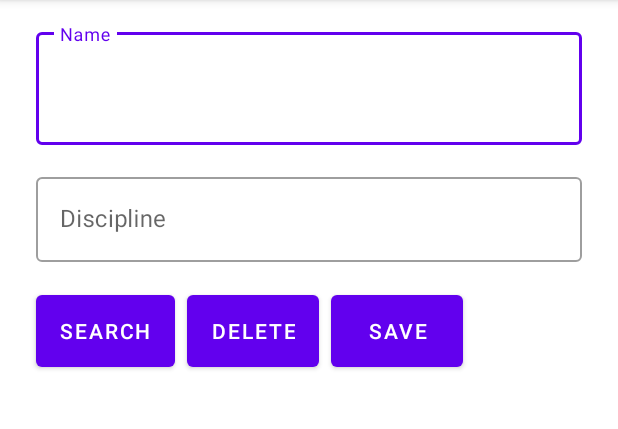
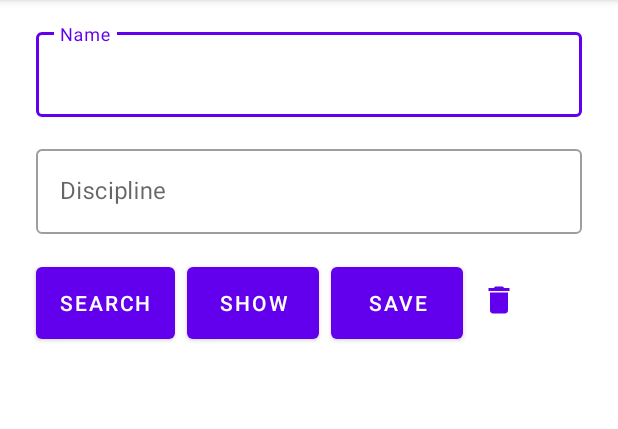
Before and after one commit to polina1441/SQLStudents, an Android app: the screen it shows after launch (MainActivity), after a tap on "SAVE", on a phone screen of 412 x 824 dp, the part 84-513 px from its top. Run offline under Robolectric (Android 15) with nearby library versions, the phone set to English and light mode, and no system bars.

Commit message:
finish delete db

```diff
--- a/app/src/main/java/com/example/sqlstudents/MainActivity.kt
+++ b/app/src/main/java/com/example/sqlstudents/MainActivity.kt
@@ -3,6 +3,7 @@ package com.example.sqlstudents
 import androidx.appcompat.app.AppCompatActivity
 import android.os.Bundle
 import android.util.Log
+import com.example.sqlstudents.database.DBClass
 import com.example.sqlstudents.database.DBManager
 import com.google.android.material.button.MaterialButton
 import com.google.android.material.textfield.TextInputEditText
@@ -12,6 +13,7 @@ lateinit var name_edit : TextInputEditText
 lateinit var discipline_edit : TextInputEditText
 
 lateinit var show_info : MaterialTextView
+
 
 class MainActivity : AppCompatActivity() {
 
@@ -26,30 +28,37 @@ class MainActivity : AppCompatActivity() {
         show_info = findViewById(R.id.show_detail)
 
         val but_search : MaterialButton = findViewById(R.id.search_but)
-        val but_delete : MaterialButton = findViewById(R.id.delete_but)
+        val but_show : MaterialButton = findViewById(R.id.show_but)
         val but_add : MaterialButton = findViewById(R.id.add_but)
+        val but_delete_db : MaterialButton = findViewById(R.id.delete_db)
 
         but_add.setOnClickListener {
-
-            //Log.i(TAG, "Save your text")
-            show_info.text = name_edit.text.toString()
             dbManager.openDB()
             dbManager.insertDB(name_edit.text.toString(),
                     discipline_edit.text.toString())
+        }
 
+        but_show.setOnClickListener {
+            if (show_info.text != ""){
+                show_info.text = ""
+            }
             val dataList = dbManager.readDB()
             for (item in dataList){
-                name_edit.append(item)
-                name_edit.append("\n")
+                show_info.append(item)
+                show_info.append("\n")
             }
         }
+        but_delete_db.setOnClickListener {
+            dbManager.deleteDB()
+        }
+        but_search.setOnClickListener {
+            recording  = name_edit.text.toString()
 
-        but_search.setOnClickListener {
-            Log.i(TAG, "Click on search")
         }
     }
     companion object{
         val TAG = "TAG: "
+        var recording =""
     }
 
     override fun onDestroy() {
--- a/app/src/main/java/com/example/sqlstudents/database/DBClass.kt
+++ b/app/src/main/java/com/example/sqlstudents/database/DBClass.kt
@@ -1,11 +1,15 @@
 package com.example.sqlstudents.database
 
 import android.provider.BaseColumns
+import com.example.sqlstudents.MainActivity
+import com.example.sqlstudents.MainActivity.Companion.recording
+
 
 object DBClass : BaseColumns {
     const val TABLE_NAME = "students"
     const val NAME_TITLE = "title"
     const val NAME_CONTENT = "content"
+
 
     const val DB_VERSION = 1
     const val DB_NAME = "StudentsDB.db"
@@ -16,5 +20,6 @@ object DBClass : BaseColumns {
             "$NAME_CONTENT TEXT);"
 
     const val DELETE_TABLE = "DROP TABLE IF EXISTS $TABLE_NAME"
+    //const val SELECT = "SELECT * FROM $TABLE_NAME WHERE $NAME_TITLE='$recording'"
 }
 //IF NOT EXISTS
--- a/app/src/main/java/com/example/sqlstudents/database/DBHelper.kt
+++ b/app/src/main/java/com/example/sqlstudents/database/DBHelper.kt
@@ -19,4 +19,5 @@ class DBHelper (context: Context) : SQLiteOpenHelper (context,
     override fun onDowngrade(db: SQLiteDatabase?, oldVersion: Int, newVersion: Int) {
         onUpgrade(db, oldVersion, newVersion)
     }
+
 }
--- a/app/src/main/java/com/example/sqlstudents/database/DBManager.kt
+++ b/app/src/main/java/com/example/sqlstudents/database/DBManager.kt
@@ -13,6 +13,7 @@ class DBManager (context: Context){
         db = helper.writableDatabase
     }
     fun insertDB(title: String, content: String){
+
         val values = ContentValues().apply {
             put(DBClass.NAME_TITLE, title)
             put(DBClass.NAME_CONTENT, content)
@@ -44,4 +45,7 @@ class DBManager (context: Context){
     fun closeDB(){
         helper.close()
     }
+    fun deleteDB(){
+        helper.onUpgrade(db, 0, 0)
+    }
 }
--- /dev/null
+++ b/app/src/main/res/drawable/delete_24.xml
@@ -0,0 +1,10 @@
+<vector xmlns:android="http://schemas.android.com/apk/res/android"
+    android:width="24dp"
+    android:height="24dp"
+    android:viewportWidth="24"
+    android:viewportHeight="24"
+    android:tint="?attr/colorControlNormal">
+  <path
+      android:fillColor="@android:color/white"
+      android:pathData="M6,19c0,1.1 0.9,2 2,2h8c1.1,0 2,-0.9 2,-2V7H6v12zM19,4h-3.5l-1,-1h-5l-1,1H5v2h14V4z"/>
+</vector>
--- a/app/src/main/res/layout/activity_main.xml
+++ b/app/src/main/res/layout/activity_main.xml
@@ -58,9 +58,9 @@
         app:layout_constraintTop_toBottomOf="@+id/discipline_container" />
 
     <com.google.android.material.button.MaterialButton
-        android:id="@+id/delete_but"
+        android:id="@+id/show_but"
         android:layout_width="0dp"
-        android:text="Delete"
+        android:text="Show"
         android:layout_height="60dp"
         android:layout_marginTop="16dp"
         android:layout_marginStart="8dp"
@@ -76,19 +76,32 @@
         android:layout_marginTop="16dp"
         android:layout_marginStart="8dp"
         android:layout_marginEnd="8dp"
-        app:layout_constraintStart_toEndOf="@id/delete_but"
+        app:layout_constraintStart_toEndOf="@id/show_but"
+        app:layout_constraintTop_toBottomOf="@+id/discipline_container" />
+
+    <com.google.android.material.button.MaterialButton
+        style="@style/Widget.App.Button.OutlinedButton.IconOnly"
+        android:id="@+id/delete_db"
+        android:layout_width="wrap_content"
+        android:layout_height="wrap_content"
+        android:layout_marginTop="24dp"
+        android:layout_marginBottom="28dp"
+        android:background="@color/purple_200"
+        app:icon="@drawable/delete_24"
+        app:layout_constraintBottom_toTopOf="@+id/show_detail"
+        app:layout_constraintStart_toEndOf="@+id/add_but"
         app:layout_constraintTop_toBottomOf="@+id/discipline_container" />
 
     <com.google.android.material.textview.MaterialTextView
         android:id="@+id/show_detail"
-        android:layout_marginTop="16dp"
-        android:layout_marginStart="24dp"
-        android:layout_marginEnd="24dp"
         android:layout_width="match_parent"
         android:layout_height="wrap_content"
+        android:layout_marginStart="24dp"
+        android:layout_marginTop="16dp"
+        android:layout_marginEnd="24dp"
         app:layout_constraintEnd_toEndOf="parent"
         app:layout_constraintStart_toStartOf="parent"
-        app:layout_constraintTop_toBottomOf="@+id/delete_but" />
+        app:layout_constraintTop_toBottomOf="@+id/show_but" />
 
 
 </androidx.constraintlayout.widget.ConstraintLayout>
--- a/app/src/main/res/values-night/themes.xml
+++ b/app/src/main/res/values-night/themes.xml
@@ -13,4 +13,13 @@
         <item name="android:statusBarColor" tools:targetApi="l">?attr/colorPrimaryVariant</item>
         <!-- Customize your theme here. -->
     </style>
+    <style name="Widget.App.Button.OutlinedButton.IconOnly" parent="Widget.MaterialComponents.Button.OutlinedButton">
+        <item name="iconPadding">0dp</item>
+        <item name="android:insetTop">0dp</item>
+        <item name="android:insetBottom">0dp</item>
+        <item name="android:paddingLeft">12dp</item>
+        <item name="android:paddingRight">12dp</item>
+        <item name="android:minWidth">48dp</item>
+        <item name="android:minHeight">48dp</item>
+    </style>
 </resources>
--- a/app/src/main/res/values/themes.xml
+++ b/app/src/main/res/values/themes.xml
@@ -13,4 +13,13 @@
         <item name="android:statusBarColor" tools:targetApi="l">?attr/colorPrimaryVariant</item>
         <!-- Customize your theme here. -->
     </style>
+    <style name="Widget.App.Button.OutlinedButton.IconOnly" parent="Widget.MaterialComponents.Button.OutlinedButton">
+        <item name="iconPadding">0dp</item>
+        <item name="android:insetTop">0dp</item>
+        <item name="android:insetBottom">0dp</item>
+        <item name="android:paddingLeft">12dp</item>
+        <item name="android:paddingRight">12dp</item>
+        <item name="android:minWidth">48dp</item>
+        <item name="android:minHeight">48dp</item>
+    </style>
 </resources>
```
